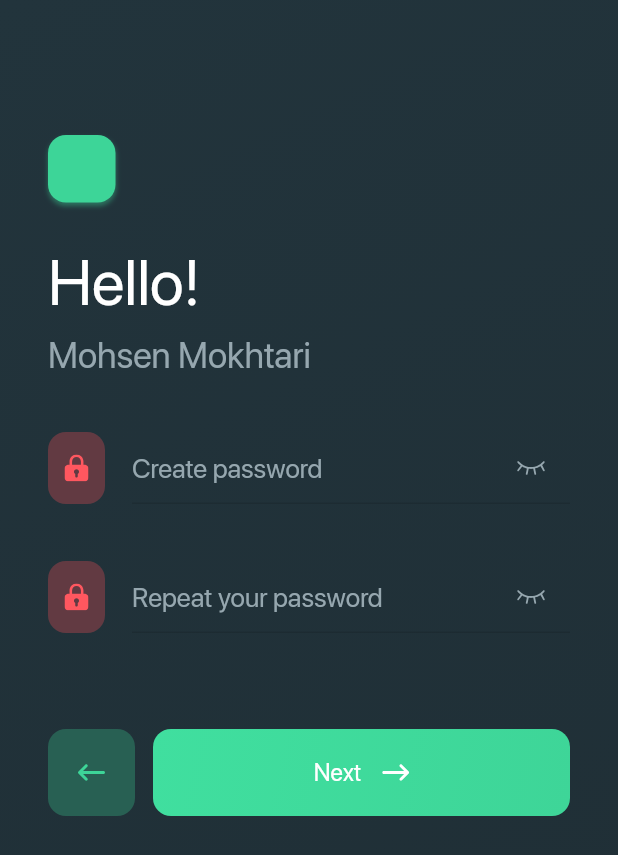
After one commit to MarsXan/Marvie, a Flutter app: the SignUpInfo3Screen screen opened directly, on a phone screen of 412 x 824 dp. The commit adds this screen. Shown: the top 855 px of the screen. Run offline on Flutter 3.47's test engine with Material 2 defaults, Android fonts, the light colour scheme and no system bars; our stand-ins replace country_code_picker, dotted_border, flutter_svg, get, smooth_page_indicator.

Commit message:
signup step 3

```diff
--- a/lib/presentation/authentication/sign_up_info2.screen.dart
+++ b/lib/presentation/authentication/sign_up_info2.screen.dart
@@ -4,6 +4,7 @@ import 'package:get/get.dart';
 import 'package:marvie/core/components/buttons/direction_buttons.widget.dart';
 import 'package:marvie/core/theme/colors.dart';
 import 'package:marvie/core/theme/text_styles.dart';
+import 'package:marvie/presentation/authentication/sign_up_info3.screen.dart';
 
 import 'authentication_header.widget.dart';
 
@@ -103,11 +104,11 @@ class _SignUpInfo2ScreenState extends State<SignUpInfo2Screen> {
                   const SizedBox(
                     height: 64,
                   ),
-                  DirectionButtons(
-                      onNextPress: () {},
-                      onPreviousPress: () {
-                        Get.back();
-                      }),
+                  DirectionButtons(onNextPress: () {
+                    Get.to(() => const SignUpInfo3Screen());
+                  }, onPreviousPress: () {
+                    Get.back();
+                  }),
                   const SizedBox(
                     height: 18,
                   ),
--- /dev/null
+++ b/lib/presentation/authentication/sign_up_info3.screen.dart
@@ -0,0 +1,78 @@
+import 'package:flutter/material.dart';
+import 'package:get/get.dart';
+import 'package:marvie/core/components/buttons/direction_buttons.widget.dart';
+import 'package:marvie/core/theme/colors.dart';
+
+import 'authentication_header.widget.dart';
+import 'authentication_input.widget.dart';
+
+class SignUpInfo3Screen extends StatefulWidget {
+  const SignUpInfo3Screen({Key? key}) : super(key: key);
+
+  @override
+  State<SignUpInfo3Screen> createState() => _SignUpInfo3ScreenState();
+}
+
+class _SignUpInfo3ScreenState extends State<SignUpInfo3Screen> {
+  final TextEditingController _passController = TextEditingController();
+  final TextEditingController _repeatPassController = TextEditingController();
+
+  @override
+  Widget build(BuildContext context) {
+    return Container(
+      decoration: const BoxDecoration(gradient: darkGreenGradient),
+      child: Scaffold(
+        backgroundColor: Colors.transparent,
+        body: SafeArea(
+          child: SingleChildScrollView(
+            child: Padding(
+              padding: const EdgeInsets.only(left: 32, top: 90, right: 32),
+              child: Column(
+                crossAxisAlignment: CrossAxisAlignment.start,
+                children: [
+                  const AuthenticationHeader(
+                    title: 'Hello!',
+                    content: 'Mohsen Mokhtari',
+                  ),
+                  const SizedBox(
+                    height: 37,
+                  ),
+                  AuthenticationInput(
+                    iconColor: red300d,
+                    hint: 'Create password',
+                    iconBackgroundColor: red50d,
+                    icon: 'asset/icons/lock_icon.svg',
+                    controller: _passController,
+                    isSecureText: true,
+                  ),
+                  const SizedBox(
+                    height: 38,
+                  ),
+                  AuthenticationInput(
+                    iconColor: red300d,
+                    hint: 'Repeat your password',
+                    iconBackgroundColor: red50d,
+                    icon: 'asset/icons/lock_icon.svg',
+                    controller: _repeatPassController,
+                    isSecureText: true,
+                  ),
+                  const SizedBox(
+                    height: 64,
+                  ),
+                  DirectionButtons(
+                      onNextPress: () {},
+                      onPreviousPress: () {
+                        Get.back();
+                      }),
+                  const SizedBox(
+                    height: 18,
+                  ),
+                ],
+              ),
+            ),
+          ),
+        ),
+      ),
+    );
+  }
+}
```
